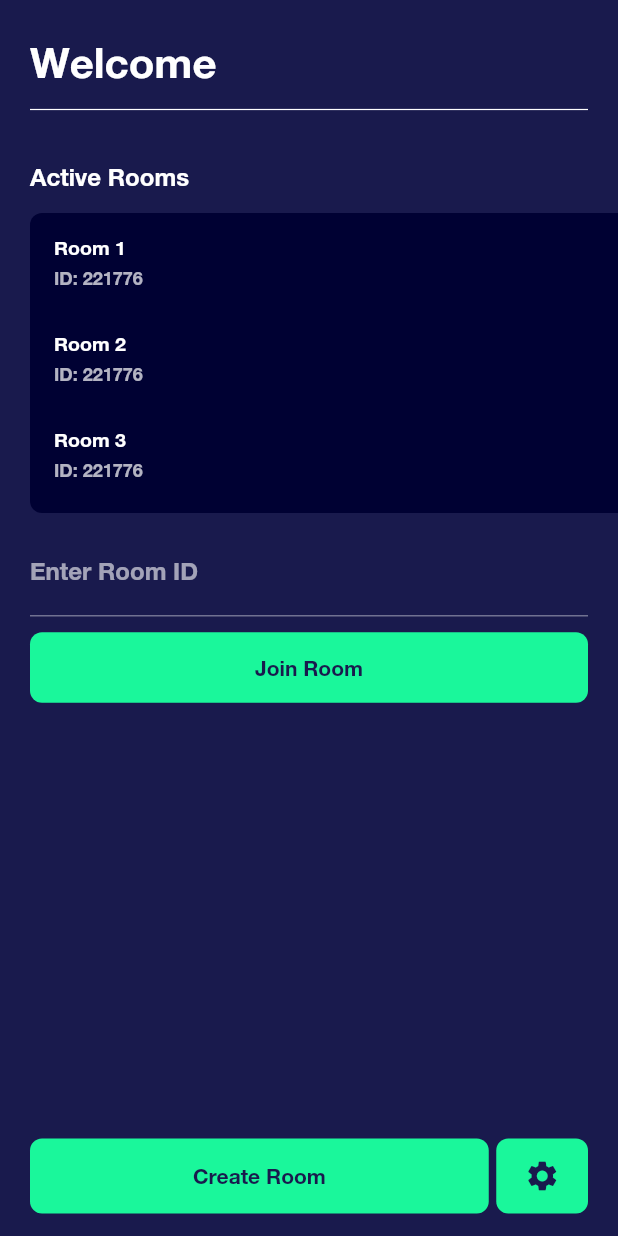
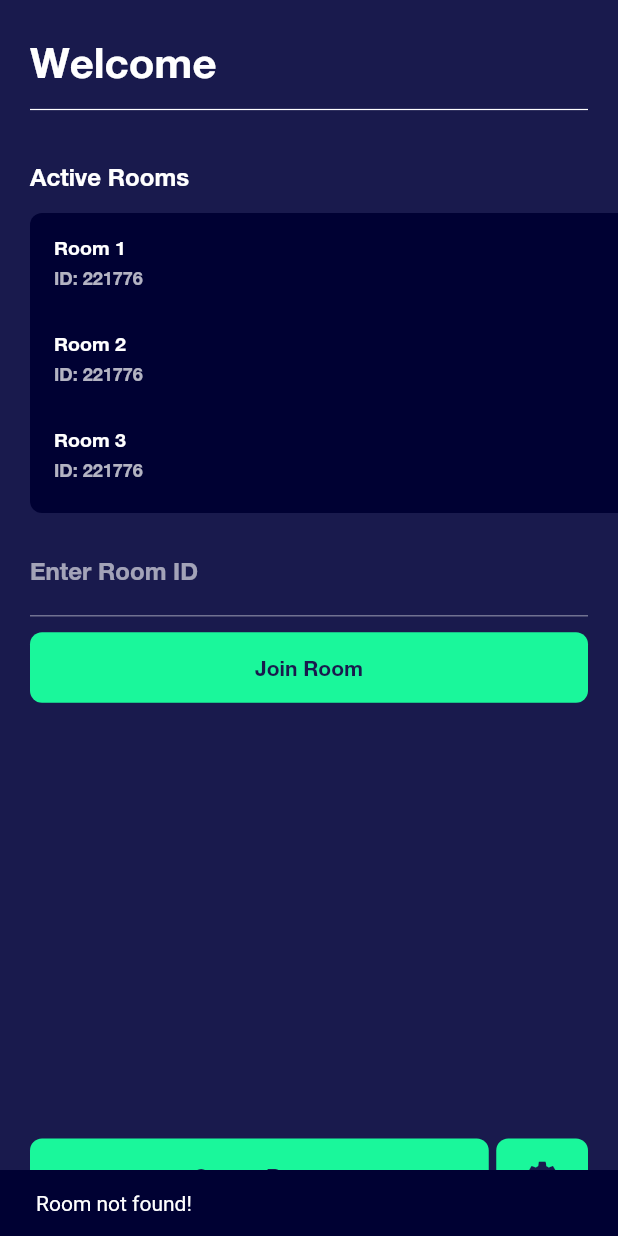
Before and after one commit to ZhFahim/chatx, a Flutter app: the screen it shows after launch, after a tap on "Join Room", on a phone screen of 412 x 824 dp. Run offline on Flutter 3.47's test engine with Material 2 defaults, Android fonts, the phone set to English and light mode, and no system bars; our stand-ins replace cloud_firestore, firebase_auth, firebase_core; accounts and stored records are empty.

Commit message:
Add error messages for users
- Add loading indicator

```diff
--- a/lib/main.dart
+++ b/lib/main.dart
@@ -20,11 +20,16 @@ class ChatX extends StatelessWidget {
         canvasColor: Color(0xFF191A4D),
         appBarTheme: AppBarTheme(color: Color(0xFF191A4D), elevation: 0),
         fontFamily: 'HelveticaNeue',
+        snackBarTheme: SnackBarThemeData(
+          backgroundColor: Color(0xFF000133),
+          contentTextStyle: TextStyle(color: Colors.white),
+        ),
         visualDensity: VisualDensity.adaptivePlatformDensity,
       ),
       routes: {
         '/': (context) => HomeScreen(),
-        'chatScreen': (context) => ChatScreen(ModalRoute.of(context).settings.arguments),
+        'chatScreen': (context) =>
+            ChatScreen(ModalRoute.of(context).settings.arguments),
       },
     );
   }
--- a/lib/screens/home.dart
+++ b/lib/screens/home.dart
@@ -8,7 +8,6 @@ FirebaseFirestore firestore = FirebaseFirestore.instance;
 FirebaseAuth auth = FirebaseAuth.instance;
 
 class HomeScreen extends StatelessWidget {
-  final TextEditingController roomIdController = TextEditingController();
   @override
   Widget build(BuildContext context) {
     Firebase.initializeApp();
@@ -60,12 +59,40 @@ class HomeScreen extends StatelessWidget {
                   itemCount: 3,
                   itemBuilder: (context, index) => ListTile(
                     title: Text('Room ${index + 1}'),
-                    subtitle: Text('ID: ${Random().nextInt(999999).toString()}'),
+                    subtitle:
+                        Text('ID: ${Random().nextInt(999999).toString()}'),
                     dense: true,
                   ),
                 ),
               ),
               SizedBox(height: 10.0),
+              EnterRoomSection(),
+            ],
+          ),
+        ),
+      ),
+    );
+  }
+}
+
+class EnterRoomSection extends StatefulWidget {
+  const EnterRoomSection({Key key}) : super(key: key);
+
+  @override
+  _EnterRoomSectionState createState() => _EnterRoomSectionState();
+}
+
+class _EnterRoomSectionState extends State<EnterRoomSection> {
+  final TextEditingController roomIdController = TextEditingController();
+  bool isLoading = false;
+  @override
+  Widget build(BuildContext context) {
+    return Expanded(
+      child: isLoading
+          ? Center(child: CircularProgressIndicator())
+          : Column(
+              crossAxisAlignment: CrossAxisAlignment.stretch,
+              children: [
                 Padding(
                   padding: const EdgeInsets.symmetric(horizontal: 20.0),
                   child: TextField(
@@ -87,15 +114,20 @@ class HomeScreen extends StatelessWidget {
                     ),
                     color: Theme.of(context).accentColor,
                     onPressed: () {
+                      setState(() {
+                        isLoading = true;
+                      });
                       FocusScope.of(context).unfocus();
                       firestore
                           .collection('rooms')
-                        .where('roomId', isEqualTo: roomIdController.text)
+                          .where('roomId',
+                              isEqualTo: roomIdController.text.trim())
                           .get()
                           .then((result) {
                         if (result.docs.isNotEmpty) {
                           firestore
-                            .collection('rooms/${result.docs.first.id}/members')
+                              .collection(
+                                  'rooms/${result.docs.first.id}/members')
                               .get()
                               .then((value) {
                             if (value.size < 10) {
@@ -108,19 +140,35 @@ class HomeScreen extends StatelessWidget {
                                     'uid': auth.currentUser.uid,
                                     'joinedAt': Timestamp.now(),
                                   });
+
                                   Navigator.pushNamed(
                                     context,
                                     'chatScreen',
                                     arguments: result.docs.first.id,
-                                );
+                                  ).then((value) {
+                                    setState(() {
+                                      isLoading = false;
+                                    });
+                                  });
                                 });
                               });
                             } else {
-                            print('Maximum 10 members can enter in a room');
+                              setState(() {
+                                isLoading = false;
+                              });
+                              Scaffold.of(context).showSnackBar(SnackBar(
+                                content: Text(
+                                    'Maximum 10 members can enter in a room'),
+                              ));
                             }
                           });
                         } else {
-                        print('Room not found!');
+                          setState(() {
+                            isLoading = false;
+                          });
+                          Scaffold.of(context).showSnackBar(SnackBar(
+                            content: Text('Room not found!'),
+                          ));
                         }
                       });
                     },
@@ -144,10 +192,14 @@ class HomeScreen extends StatelessWidget {
                               ),
                               child: Text(
                                 'Create Room',
-                              style: TextStyle(color: Theme.of(context).canvasColor),
+                                style: TextStyle(
+                                    color: Theme.of(context).canvasColor),
                               ),
                               color: Theme.of(context).accentColor,
                               onPressed: () {
+                                setState(() {
+                                  isLoading = true;
+                                });
                                 // await firestore
                                 //     .collection('rooms')
                                 //     .where('roomId', isEqualTo: 'test')
@@ -159,7 +211,6 @@ class HomeScreen extends StatelessWidget {
                                 // });
                                 auth.signOut().then((value) {
                                   auth.signInAnonymously().then((value) async {
-                                  print(value.user);
                                     var room =
                                         await firestore.collection('rooms').add(
                                       {},
@@ -172,13 +223,18 @@ class HomeScreen extends StatelessWidget {
                                     });
                                     await firestore
                                         .doc('rooms/${room.id}')
-                                      .update(
-                                          {'roomId': room.id.substring(0, 8)});
+                                        .update({
+                                      'roomId': room.id.substring(0, 8)
+                                    });
                                     Navigator.pushNamed(
                                       context,
                                       'chatScreen',
                                       arguments: room.id,
-                                  );
+                                    ).then((value) {
+                                      setState(() {
+                                        isLoading = false;
+                                      });
+                                    });
                                   });
                                 });
                               },
@@ -205,8 +261,6 @@ class HomeScreen extends StatelessWidget {
                 ),
               ],
             ),
-        ),
-      ),
     );
   }
 }
```
Lines whose indentation alone changed are shown as unchanged.
